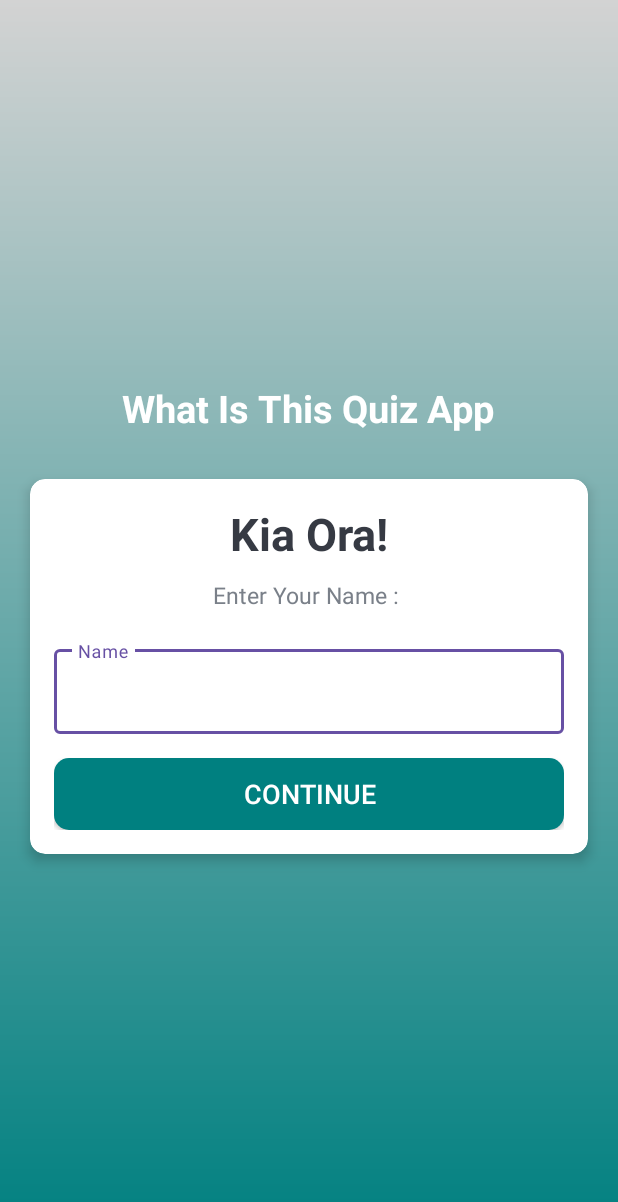
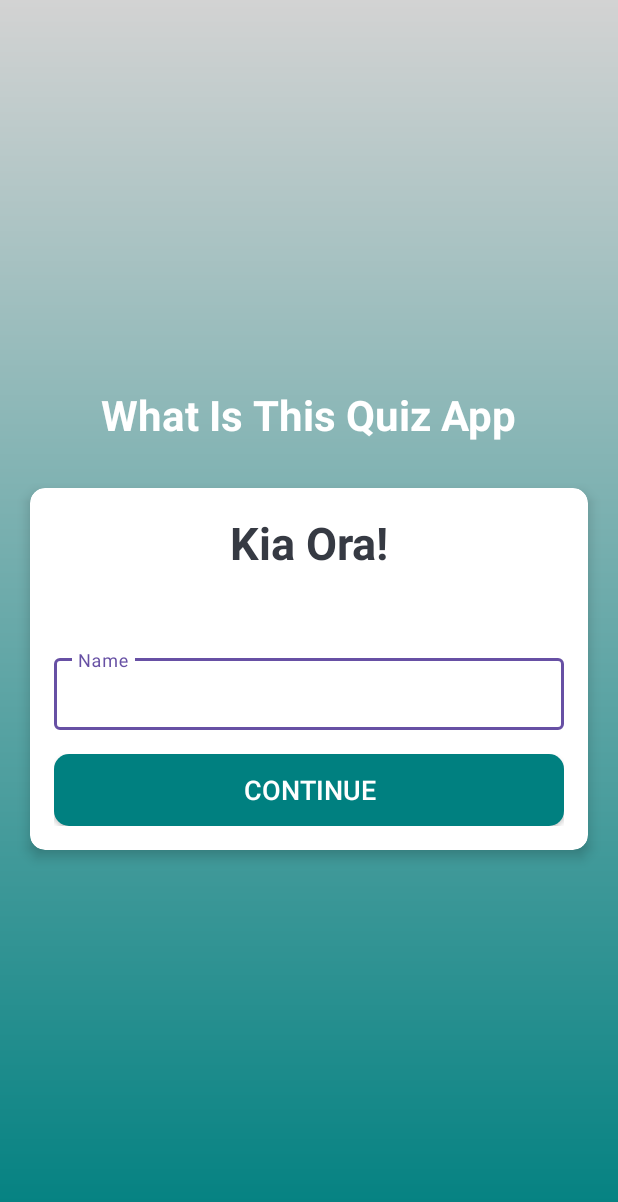
Before and after one commit to Jasbac0002/MobileApp, an Android app: the screen it shows after launch (MainActivity), after a tap on "CONTINUE", on a phone screen of 412 x 824 dp. Shown: the top 1202 px of the screen. Run offline under Robolectric (Android 15) with nearby library versions, the phone set to English and light mode, and no system bars; 2 statements that could not run were skipped.

Commit message:
26-06 - SplashScreen Ok - Buttons Ok - Back Button ok - Name Retained

```diff
--- a/WhatIsThisApp/app/src/main/java/com/example/whatisthisapp/MainActivity.kt
+++ b/WhatIsThisApp/app/src/main/java/com/example/whatisthisapp/MainActivity.kt
@@ -2,6 +2,7 @@ package com.example.whatisthisapp
 
 import android.annotation.SuppressLint
 import android.content.Intent
+import android.content.SharedPreferences
 import androidx.appcompat.app.AppCompatActivity
 import android.os.Bundle
 import android.view.View
@@ -11,14 +12,15 @@ import android.widget.Toast
 import androidx.core.splashscreen.SplashScreen.Companion.installSplashScreen
 
 class MainActivity : AppCompatActivity() {
-
+    private lateinit var etName: EditText
+    private lateinit var sharedPreferences: SharedPreferences
 
     @SuppressLint("SuspiciousIndentation")
     override fun onCreate(savedInstanceState: Bundle?) {
         super.onCreate(savedInstanceState)
 
         //Splash Screen
-        Thread.sleep(3000)
+        Thread.sleep(1000)
         installSplashScreen()
 
        // setContentView(R.layout.activity_main)
@@ -31,15 +33,20 @@ class MainActivity : AppCompatActivity() {
          val btnContinue: Button = findViewById<Button>(R.id.btn_continue)
          val etName = findViewById<EditText>(R.id.et_name)
 
+        // Initialize SharedPreferences
+        sharedPreferences = getSharedPreferences("MyPrefs", MODE_PRIVATE)
+
         btnContinue.setOnClickListener {
+            val name = etName.text.toString()
 
-            if (etName.text.toString().isEmpty()) {
-                Toast.makeText(this,"Please enter your name", Toast.LENGTH_SHORT).show()
-            } else {
-                val intent: Intent = Intent(this, QuizSettings::class.java)
-                startActivity(intent)
-                finish()
-            }
+            // Save the user name in SharedPreferences
+            val editor = sharedPreferences.edit()
+            editor.putString("userName", name)
+            editor.apply()
+
+            // Start the WelcomeActivity
+            val intent = Intent(this, HomeScreen::class.java)
+            startActivity(intent)
         }
 
     }
--- a/WhatIsThisApp/app/src/main/res/layout/activity_main.xml
+++ b/WhatIsThisApp/app/src/main/res/layout/activity_main.xml
@@ -15,9 +15,10 @@
         android:layout_height="wrap_content"
         android:text="What Is This Quiz App"
         android:layout_marginBottom="30dp"
-        android:textSize="25sp"
+        android:textSize="28sp"
         android:textStyle="bold"
         android:textColor="@color/white"
+
         />
 
     <androidx.cardview.widget.CardView
@@ -48,7 +49,7 @@
                 android:layout_height="wrap_content"
                 android:gravity="center"
                 android:text="Enter Your Name : "
-                android:textColor="@color/light_gray"
+                android:textColor="@color/white"
                 android:textSize="15sp"/>
 
             <com.google.android.material.textfield.TextInputLayout
@@ -60,11 +61,12 @@
                 <androidx.appcompat.widget.AppCompatEditText
                     android:id="@+id/et_name"
                     android:layout_width="match_parent"
-                    android:layout_height="wrap_content"
+                    android:layout_height="48dp"
                     android:hint="Name"
                     android:textColor="@color/dark_gray"
                     android:textColorHint="@color/light_gray" />
             </com.google.android.material.textfield.TextInputLayout>
+
             <androidx.appcompat.widget.AppCompatButton
                 android:id="@+id/btn_continue"
                 android:layout_width="match_parent"
@@ -72,9 +74,8 @@
                 android:layout_marginTop="16dp"
                 android:background="@drawable/button_custom"
                 android:text="Continue"
-                android:textSize="18sp"
                 android:textColor="@color/white"
-                ></androidx.appcompat.widget.AppCompatButton>
+                android:textSize="18sp" />
         </LinearLayout>
     </androidx.cardview.widget.CardView>
 
```
Also changed, not shown: WhatIsThisApp/app/src/main/AndroidManifest.xml (+9 -0 lines).
